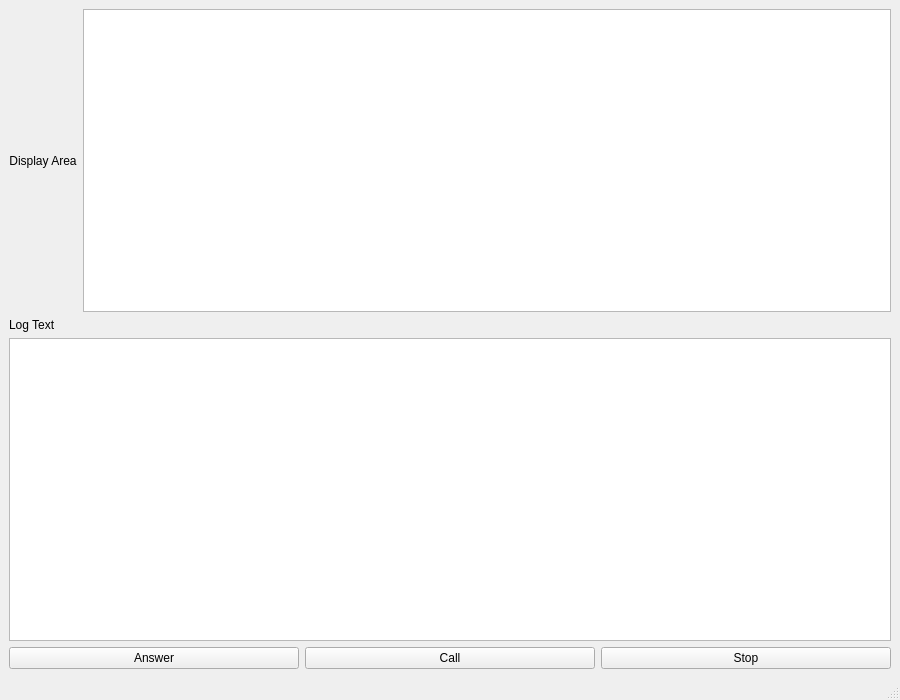
Old version of the form UI/App.ui in the repository Lazy-Tag/SemComnication.
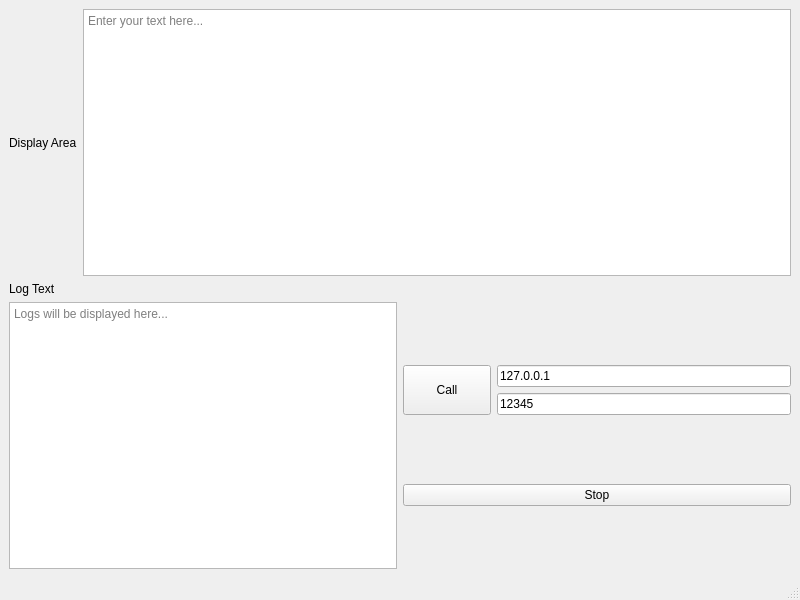
New version of the form.

Diff of the .ui file:
```diff
--- a/UI/App.ui
+++ b/UI/App.ui
@@ -6,8 +6,8 @@
    <rect>
     <x>0</x>
     <y>0</y>
-    <width>900</width>
-    <height>700</height>
+    <width>800</width>
+    <height>600</height>
    </rect>
   </property>
   <property name="windowTitle">
@@ -22,16 +22,14 @@
         <property name="text">
          <string>Display Area</string>
         </property>
-        <property name="alignment">
-         <set>Qt::AlignCenter</set>
-        </property>
-        <property name="styleSheet">
-         <string notr="true">font: 18pt &quot;Microsoft YaHei UI&quot;;</string>
-        </property>
        </widget>
       </item>
       <item>
-       <widget class="QTextEdit" name="textEdit"/>
+       <widget class="QTextEdit" name="textEdit">
+        <property name="placeholderText">
+         <string>Enter your text here...</string>
+        </property>
+       </widget>
       </item>
      </layout>
     </item>
@@ -40,48 +38,71 @@
       <property name="text">
        <string>Log Text</string>
       </property>
-      <property name="alignment">
-       <set>Qt::AlignLeft</set>
-      </property>
-      <property name="styleSheet">
-       <string notr="true">font: 14pt &quot;Microsoft YaHei UI&quot;;</string>
-      </property>
      </widget>
     </item>
     <item>
-     <widget class="QTextEdit" name="LogText"/>
-    </item>
+     <layout class="QHBoxLayout" name="horizontalLayoutForLogTextAndButtons">
     <item>
-     <layout class="QHBoxLayout" name="horizontalLayout2">
-      <item>
-       <widget class="QPushButton" name="AnswerButton">
-        <property name="text">
-         <string>Answer</string>
+       <widget class="QTextEdit" name="LogText">
+        <property name="placeholderText">
+         <string>Logs will be displayed here...</string>
         </property>
-        <property name="styleSheet">
-         <string notr="true">font: 14pt &quot;Microsoft YaHei UI&quot;;</string>
-        </property>
        </widget>
       </item>
+      <item>
+       <layout class="QVBoxLayout" name="verticalLayoutButtons">
+        <item>
+         <layout class="QHBoxLayout" name="horizontalLayoutForInputs">
       <item>
        <widget class="QPushButton" name="CallButton">
+            <property name="styleSheet">
+             <string notr="true">font: 14pt &quot;Microsoft YaHei UI&quot;; min-width: 80px; max-width: 100px;</string>
+            </property>
+            <property name="sizePolicy">
+             <sizepolicy hsizetype="Fixed" vsizetype="Preferred">
+              <horstretch>0</horstretch>
+              <verstretch>0</verstretch>
+             </sizepolicy>
+            </property>
         <property name="text">
          <string>Call</string>
         </property>
-        <property name="styleSheet">
-         <string notr="true">font: 14pt &quot;Microsoft YaHei UI&quot;;</string>
-        </property>
-       </widget>
+           </widget>
+          </item>
+          <item>
+           <layout class="QVBoxLayout" name="AddressLayout">
+            <item>
+             <widget class="QLineEdit" name="IPInput">
+              <property name="text">
+               <string>127.0.0.1</string>
+              </property>
+              <property name="placeholderText">
+               <string>Enter IP Address</string>
+              </property>
+             </widget>
+            </item>
+            <item>
+             <widget class="QLineEdit" name="PortInput">
+              <property name="text">
+               <string>12345</string>
+              </property>
+              <property name="placeholderText">
+               <string>Enter Port</string>
+              </property>
+             </widget>
+            </item>
+           </layout>
+          </item>
+         </layout>
       </item>
       <item>
        <widget class="QPushButton" name="StopButton">
         <property name="text">
          <string>Stop</string>
         </property>
-        <property name="styleSheet">
-         <string notr="true">font: 14pt &quot;Microsoft YaHei UI&quot;;</string>
-        </property>
-       </widget>
+         </widget>
+        </item>
+       </layout>
       </item>
      </layout>
     </item>
```
Left out of the diff: 11 changed lines with no effect on the pictures. Lines whose indentation alone changed are shown as unchanged.
